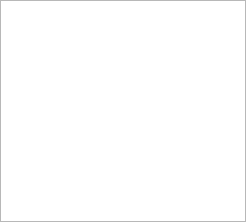
Qt form uman/src/QUPictureDialog.ui (UltraStar-Deluxe/UltraStar-Manager) before a commit.
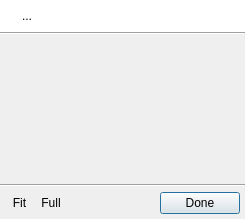
The same form after that commit. Icons and pictures are not drawn.

Commit message: picture dialog re-designed; first step of cover download AAWS :)

```diff
--- a/uman/src/QUPictureDialog.ui
+++ b/uman/src/QUPictureDialog.ui
@@ -5,39 +5,248 @@
    <rect>
     <x>0</x>
     <y>0</y>
-    <width>246</width>
-    <height>222</height>
+    <width>245</width>
+    <height>219</height>
    </rect>
   </property>
   <property name="windowTitle" >
    <string>Dialog</string>
   </property>
-  <layout class="QVBoxLayout" >
+  <layout class="QVBoxLayout" name="verticalLayout" >
    <property name="spacing" >
     <number>0</number>
    </property>
-   <property name="leftMargin" >
+   <property name="margin" >
     <number>0</number>
    </property>
-   <property name="topMargin" >
-    <number>0</number>
-   </property>
-   <property name="rightMargin" >
-    <number>0</number>
-   </property>
-   <property name="bottomMargin" >
-    <number>0</number>
-   </property>
    <item>
-    <widget class="QGraphicsView" name="gfx" >
-     <property name="dragMode" >
-      <enum>QGraphicsView::ScrollHandDrag</enum>
+    <widget class="QFrame" name="frame" >
+     <property name="sizePolicy" >
+      <sizepolicy vsizetype="Preferred" hsizetype="Preferred" >
+       <horstretch>0</horstretch>
+       <verstretch>0</verstretch>
+      </sizepolicy>
      </property>
-     <property name="resizeAnchor" >
-      <enum>QGraphicsView::NoAnchor</enum>
+     <property name="palette" >
+      <palette>
+       <active>
+        <colorrole role="Base" >
+         <brush brushstyle="SolidPattern" >
+          <color alpha="255" >
+           <red>255</red>
+           <green>255</green>
+           <blue>255</blue>
+          </color>
+         </brush>
+        </colorrole>
+        <colorrole role="Window" >
+         <brush brushstyle="SolidPattern" >
+          <color alpha="255" >
+           <red>255</red>
+           <green>255</green>
+           <blue>255</blue>
+          </color>
+         </brush>
+        </colorrole>
+       </active>
+       <inactive>
+        <colorrole role="Base" >
+         <brush brushstyle="SolidPattern" >
+          <color alpha="255" >
+           <red>255</red>
+           <green>255</green>
+           <blue>255</blue>
+          </color>
+         </brush>
+        </colorrole>
+        <colorrole role="Window" >
+         <brush brushstyle="SolidPattern" >
+          <color alpha="255" >
+           <red>255</red>
+           <green>255</green>
+           <blue>255</blue>
+          </color>
+         </brush>
+        </colorrole>
+       </inactive>
+       <disabled>
+        <colorrole role="Base" >
+         <brush brushstyle="SolidPattern" >
+          <color alpha="255" >
+           <red>255</red>
+           <green>255</green>
+           <blue>255</blue>
+          </color>
+         </brush>
+        </colorrole>
+        <colorrole role="Window" >
+         <brush brushstyle="SolidPattern" >
+          <color alpha="255" >
+           <red>255</red>
+           <green>255</green>
+           <blue>255</blue>
+          </color>
+         </brush>
+        </colorrole>
+       </disabled>
+      </palette>
      </property>
+     <property name="autoFillBackground" >
+      <bool>true</bool>
+     </property>
+     <property name="frameShadow" >
+      <enum>QFrame::Raised</enum>
+     </property>
+     <layout class="QHBoxLayout" >
+      <item>
+       <widget class="QLabel" name="icon" >
+        <property name="sizePolicy" >
+         <sizepolicy vsizetype="Preferred" hsizetype="Fixed" >
+          <horstretch>0</horstretch>
+          <verstretch>0</verstretch>
+         </sizepolicy>
+        </property>
+        <property name="text" >
+         <string/>
+        </property>
+        <property name="pixmap" >
+         <pixmap resource="images/uman.qrc" >:/marks/information.png</pixmap>
+        </property>
+        <property name="alignment" >
+         <set>Qt::AlignLeading|Qt::AlignLeft|Qt::AlignTop</set>
+        </property>
+       </widget>
+      </item>
+      <item>
+       <widget class="QLabel" name="infoLbl" >
+        <property name="text" >
+         <string>...</string>
+        </property>
+        <property name="alignment" >
+         <set>Qt::AlignLeading|Qt::AlignLeft|Qt::AlignTop</set>
+        </property>
+        <property name="wordWrap" >
+         <bool>true</bool>
+        </property>
+        <property name="openExternalLinks" >
+         <bool>false</bool>
+        </property>
+       </widget>
+      </item>
+     </layout>
     </widget>
    </item>
+   <item>
+    <widget class="Line" name="line" >
+     <property name="orientation" >
+      <enum>Qt::Horizontal</enum>
+     </property>
+    </widget>
+   </item>
+   <item>
+    <widget class="QScrollArea" name="scrollArea" >
+     <property name="frameShape" >
+      <enum>QFrame::NoFrame</enum>
+     </property>
+     <property name="frameShadow" >
+      <enum>QFrame::Plain</enum>
+     </property>
+     <property name="widgetResizable" >
+      <bool>true</bool>
+     </property>
+     <property name="alignment" >
+      <set>Qt::AlignCenter</set>
+     </property>
+     <widget class="QWidget" name="content" >
+      <property name="geometry" >
+       <rect>
+        <x>0</x>
+        <y>0</y>
+        <width>245</width>
+        <height>141</height>
+       </rect>
+      </property>
+     </widget>
+    </widget>
+   </item>
+   <item>
+    <widget class="Line" name="line_2" >
+     <property name="orientation" >
+      <enum>Qt::Horizontal</enum>
+     </property>
+    </widget>
+   </item>
+   <item>
+    <layout class="QHBoxLayout" name="horizontalLayout" >
+     <property name="spacing" >
+      <number>0</number>
+     </property>
+     <property name="margin" >
+      <number>5</number>
+     </property>
+     <item>
+      <widget class="QToolButton" name="fitSizeBtn" >
+       <property name="toolTip" >
+        <string>Fit to window (Ctrl+1)</string>
+       </property>
+       <property name="text" >
+        <string>Fit</string>
+       </property>
+       <property name="icon" >
+        <iconset resource="images/uman.qrc" >
+         <normaloff>:/control/image_resize.png</normaloff>:/control/image_resize.png</iconset>
+       </property>
+       <property name="autoRaise" >
+        <bool>true</bool>
+       </property>
+      </widget>
+     </item>
+     <item>
+      <widget class="QToolButton" name="fullSizeBtn" >
+       <property name="toolTip" >
+        <string>Original size (Ctrl+2)</string>
+       </property>
+       <property name="text" >
+        <string>Full</string>
+       </property>
+       <property name="icon" >
+        <iconset resource="images/uman.qrc" >
+         <normaloff>:/control/image_resize_actual.png</normaloff>:/control/image_resize_actual.png</iconset>
+       </property>
+       <property name="autoRaise" >
+        <bool>true</bool>
+       </property>
+      </widget>
+     </item>
+     <item>
+      <spacer name="horizontalSpacer" >
+       <property name="orientation" >
+        <enum>Qt::Horizontal</enum>
+       </property>
+       <property name="sizeHint" stdset="0" >
+        <size>
+         <width>40</width>
+         <height>20</height>
+        </size>
+       </property>
+      </spacer>
+     </item>
+     <item>
+      <widget class="QPushButton" name="doneBtn" >
+       <property name="text" >
+        <string>Done</string>
+       </property>
+       <property name="icon" >
+        <iconset resource="images/uman.qrc" >
+         <normaloff>:/marks/accept.png</normaloff>:/marks/accept.png</iconset>
+       </property>
+       <property name="default" >
+        <bool>true</bool>
+       </property>
+      </widget>
+     </item>
+    </layout>
+   </item>
   </layout>
  </widget>
  <resources/>
```
Left out of the diff: 25 changed lines with no effect on the pictures. The commit also changes 16 other files.
